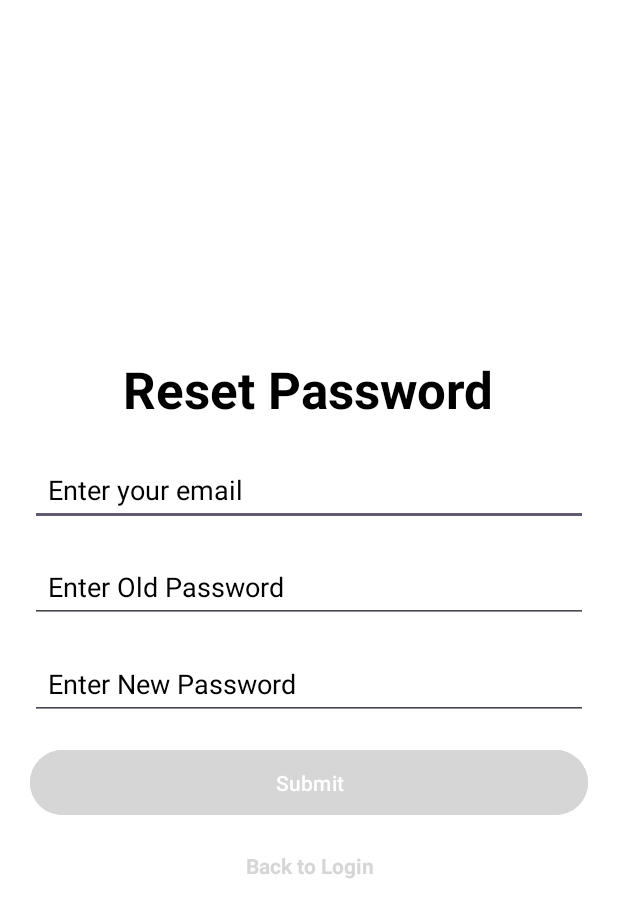
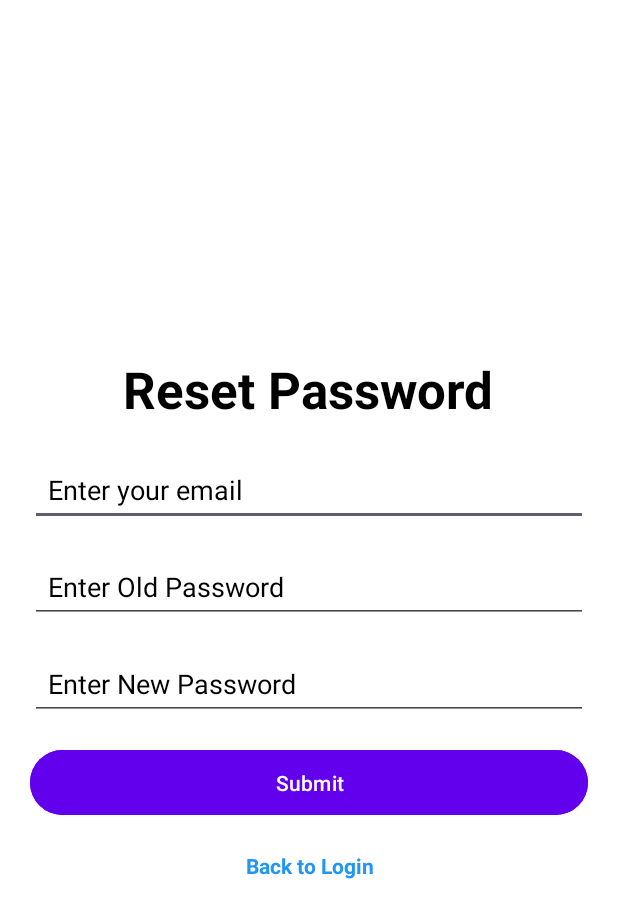
Before and after one commit to ashu-choudhary/Med_App, an Android app: the layout activity_forget_password.xml on its own in the app's theme, with its tools: preview values and no code run, on a phone screen of 412 x 824 dp. Shown: the top 918 px of the screen. Run offline under Robolectric (Android 15) with nearby library versions, the phone set to English and light mode, and no system bars.

Commit message:
add colors

```diff
--- a/app/src/main/res/values/colors.xml
+++ b/app/src/main/res/values/colors.xml
@@ -2,4 +2,8 @@
 <resources>
     <color name="black">#FF000000</color>
     <color name="white">#FFFFFFFF</color>
+    <color name="blue">#2196F3</color>
+     <!-- Light Blue -->
+    <color name="purple_500">#6200EE</color> <!-- Purple Button -->
+    <color name="gray">#BDBDBD</color>
 </resources>
```
